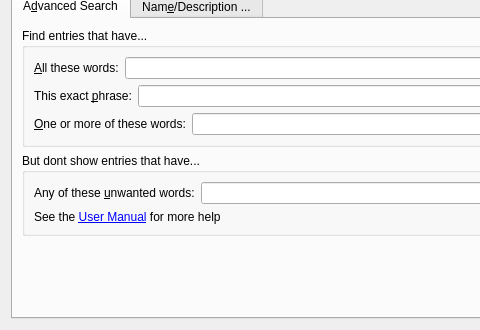
Old version of the form src/calibre/gui2/store/config/chooser/adv_search_builder.ui in the repository kovidgoyal/calibre; both pictures show x 0 to 480 and y 142 to 472 of the 752 by 472 pixel window.
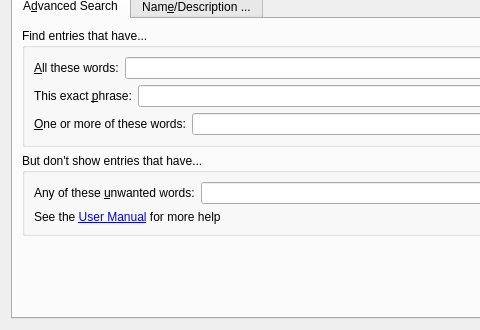
New version of the form. Icons and pictures are not drawn. Custom widgets are drawn as their Qt base class.

```diff
--- a/src/calibre/gui2/store/config/chooser/adv_search_builder.ui
+++ b/src/calibre/gui2/store/config/chooser/adv_search_builder.ui
@@ -120,7 +120,7 @@
        <item row="1" column="0">
         <widget class="QGroupBox" name="groupBox_2">
          <property name="title">
-          <string>But dont show entries that have...</string>
+          <string>But don&apos;t show entries that have...</string>
          </property>
          <layout class="QVBoxLayout" name="verticalLayout_2">
           <item>
```
